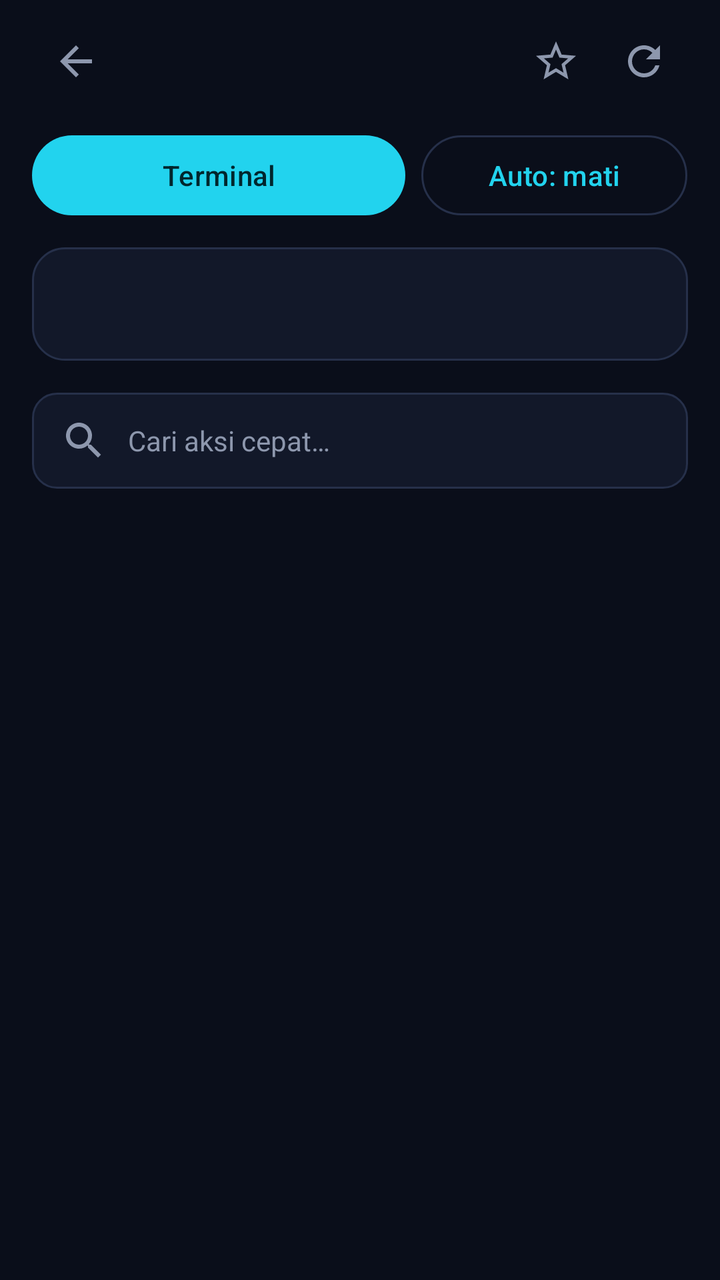
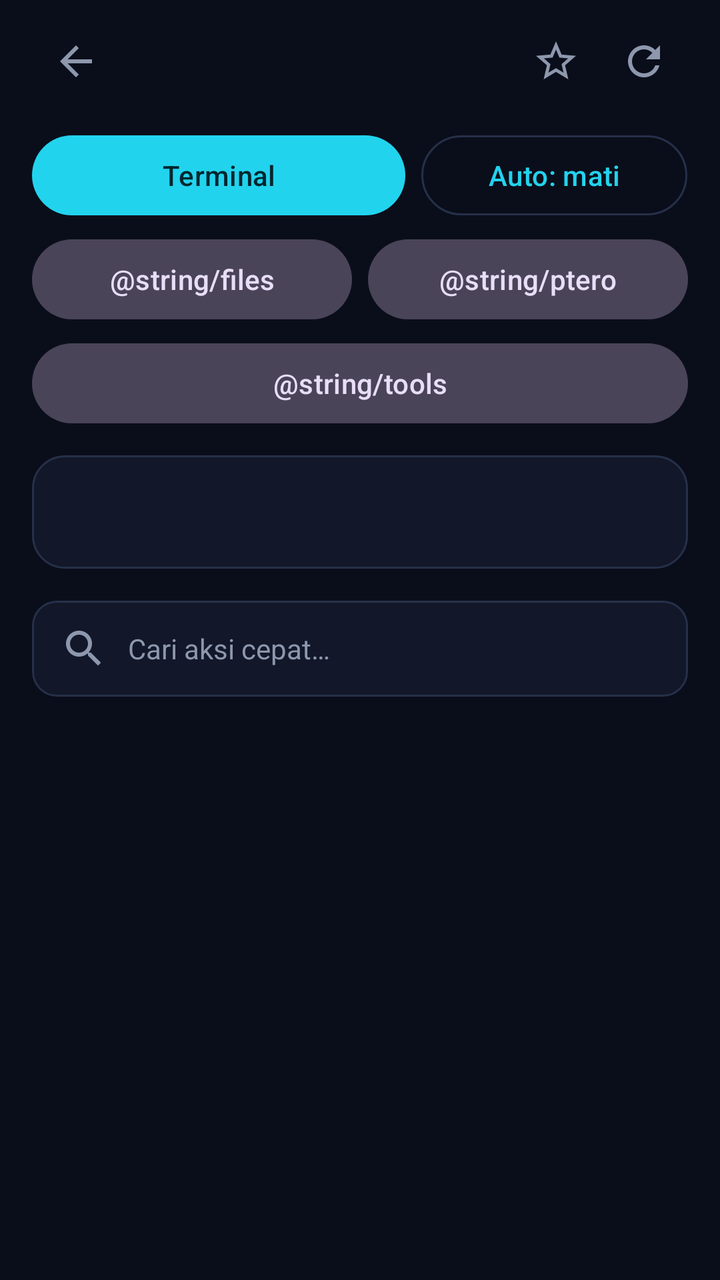

Before-and-after screenshots of an Android layout around one commit, followed by the original layout XML and the change that was made.
<!-- AndroidManifest.xml: application theme Theme.Zix.Splash -->
<!-- res/layout/activity_server.xml -->
<?xml version="1.0" encoding="utf-8"?>
<androidx.core.widget.NestedScrollView xmlns:android="http://schemas.android.com/apk/res/android"
    xmlns:app="http://schemas.android.com/apk/res-auto"
    android:layout_width="match_parent"
    android:layout_height="match_parent"
    android:background="?attr/zBg"
    android:fillViewport="true">

    <LinearLayout
        android:layout_width="match_parent"
        android:layout_height="wrap_content"
        android:orientation="vertical"
        android:paddingStart="16dp"
        android:paddingTop="8dp"
        android:paddingEnd="16dp"
        android:paddingBottom="24dp">

        <LinearLayout
            android:layout_width="match_parent"
            android:layout_height="wrap_content"
            android:gravity="center_vertical"
            android:orientation="horizontal">

            <ImageView
                android:id="@+id/btnBack"
                android:layout_width="44dp"
                android:layout_height="44dp"
                android:background="?attr/selectableItemBackgroundBorderless"
                android:contentDescription="@string/back"
                android:padding="10dp"
                android:src="@drawable/ic_back" />

            <LinearLayout
                android:layout_width="0dp"
                android:layout_height="wrap_content"
                android:layout_marginStart="4dp"
                android:layout_weight="1"
                android:orientation="vertical">

                <TextView
                    android:id="@+id/tvTitle"
                    android:layout_width="match_parent"
                    android:layout_height="wrap_content"
                    android:ellipsize="end"
                    android:maxLines="1"
                    android:textColor="?attr/zAccent"
                    android:textSize="22sp"
                    android:textStyle="bold" />

                <TextView
                    android:id="@+id/tvSub"
                    android:layout_width="match_parent"
                    android:layout_height="wrap_content"
                    android:fontFamily="monospace"
                    android:textColor="?attr/zTextDim"
                    android:textSize="12sp" />
            </LinearLayout>

            <ImageView
                android:id="@+id/btnFav"
                android:layout_width="44dp"
                android:layout_height="44dp"
                android:background="?attr/selectableItemBackgroundBorderless"
                android:contentDescription="@string/favorite"
                android:padding="10dp"
                android:src="@drawable/ic_star_outline" />

            <ImageView
                android:id="@+id/btnRefresh"
                android:layout_width="44dp"
                android:layout_height="44dp"
                android:background="?attr/selectableItemBackgroundBorderless"
                android:contentDescription="@string/refresh"
                android:padding="10dp"
                android:src="@drawable/ic_refresh" />
        </LinearLayout>

        <LinearLayout
            android:layout_width="match_parent"
            android:layout_height="wrap_content"
            android:layout_marginTop="10dp"
            android:orientation="horizontal">

            <com.google.android.material.button.MaterialButton
                android:id="@+id/btnTerminal"
                android:layout_width="0dp"
                android:layout_height="wrap_content"
                android:layout_weight="1.4"
                android:text="@string/terminal" />

            <com.google.android.material.button.MaterialButton
                android:id="@+id/btnAuto"
                style="@style/Widget.Material3.Button.OutlinedButton"
                android:layout_width="0dp"
                android:layout_height="wrap_content"
                android:layout_marginStart="8dp"
                android:layout_weight="1"
                android:text="@string/auto_off" />
        </LinearLayout>

        <TextView
            android:id="@+id/tvRootWarn"
            android:layout_width="match_parent"
            android:layout_height="wrap_content"
            android:layout_marginTop="12dp"
            android:background="@drawable/bg_warn"
            android:padding="12dp"
            android:text="@string/warn_not_root"
            android:textColor="?attr/zText"
            android:textSize="13sp"
            android:visibility="gone" />

        <LinearLayout
            android:id="@+id/cardStatus"
            android:layout_width="match_parent"
            android:layout_height="wrap_content"
            android:layout_marginTop="12dp"
            android:background="@drawable/bg_card"
            android:orientation="vertical"
            android:padding="14dp">

            <TextView
                android:id="@+id/tvConn"
                android:layout_width="match_parent"
                android:layout_height="wrap_content"
                android:textColor="?attr/zTextDim"
                android:textSize="13sp"
                android:textStyle="bold" />

            <com.google.android.material.progressindicator.LinearProgressIndicator
                android:id="@+id/loading"
                android:layout_width="match_parent"
                android:layout_height="wrap_content"
                android:layout_marginTop="8dp"
                android:indeterminate="true"
                android:visibility="invisible"
                app:indicatorColor="?attr/zAccent"
                app:trackColor="?attr/zSurface2"
                app:trackThickness="3dp" />
        </LinearLayout>

        <LinearLayout
            android:id="@+id/gaugeRow"
            android:layout_width="match_parent"
            android:layout_height="wrap_content"
            android:layout_marginTop="10dp"
            android:orientation="horizontal"
            android:visibility="gone">

            <include
                android:id="@+id/gCpu"
                layout="@layout/item_gauge"
                android:layout_width="0dp"
                android:layout_height="wrap_content"
                android:layout_marginEnd="4dp"
                android:layout_weight="1" />

            <include
                android:id="@+id/gRam"
                layout="@layout/item_gauge"
                android:layout_width="0dp"
                android:layout_height="wrap_content"
                android:layout_marginStart="4dp"
                android:layout_marginEnd="4dp"
                android:layout_weight="1" />

            <include
                android:id="@+id/gDisk"
                layout="@layout/item_gauge"
                android:layout_width="0dp"
                android:layout_height="wrap_content"
                android:layout_marginStart="4dp"
                android:layout_weight="1" />
        </LinearLayout>

        <LinearLayout
            android:id="@+id/cardInfo"
            android:layout_width="match_parent"
            android:layout_height="wrap_content"
            android:layout_marginTop="10dp"
            android:background="@drawable/bg_card"
            android:orientation="vertical"
            android:padding="14dp"
            android:visibility="gone">

            <TextView
                android:id="@+id/tvStatus"
                android:layout_width="match_parent"
                android:layout_height="wrap_content"
                android:fontFamily="monospace"
                android:textColor="?attr/zText"
                android:textIsSelectable="true"
                android:textSize="12sp" />

            <TextView
                android:id="@+id/tvServices"
                android:layout_width="match_parent"
                android:layout_height="wrap_content"
                android:layout_marginTop="10dp"
                android:lineSpacingMultiplier="1.2"
                android:textColor="?attr/zText"
                android:textSize="13sp" />
        </LinearLayout>

        <EditText
            android:id="@+id/etSearch"
            android:layout_width="match_parent"
            android:layout_height="48dp"
            android:layout_marginTop="16dp"
            android:background="@drawable/bg_input"
            android:drawableStart="@drawable/ic_search"
            android:drawablePadding="10dp"
            android:hint="@string/search_action"
            android:importantForAutofill="no"
            android:inputType="text|textNoSuggestions"
            android:maxLines="1"
            android:paddingStart="14dp"
            android:paddingEnd="14dp"
            android:singleLine="true"
            android:textColor="?attr/zText"
            android:textColorHint="?attr/zTextDim"
            android:textSize="14sp" />

        <androidx.recyclerview.widget.RecyclerView
            android:id="@+id/rvActions"
            android:layout_width="match_parent"
            android:layout_height="wrap_content"
            android:layout_marginTop="2dp"
            android:overScrollMode="never" />
    </LinearLayout>
</androidx.core.widget.NestedScrollView>
<!-- res/layout/item_gauge.xml (included above) -->
<?xml version="1.0" encoding="utf-8"?>
<LinearLayout xmlns:android="http://schemas.android.com/apk/res/android"
    xmlns:app="http://schemas.android.com/apk/res-auto"
    android:layout_width="match_parent"
    android:layout_height="wrap_content"
    android:background="@drawable/bg_gauge"
    android:orientation="vertical"
    android:padding="12dp">

    <TextView
        android:id="@+id/tvLabel"
        android:layout_width="wrap_content"
        android:layout_height="wrap_content"
        android:letterSpacing="0.08"
        android:textColor="?attr/zTextDim"
        android:textSize="11sp"
        android:textStyle="bold" />

    <TextView
        android:id="@+id/tvValue"
        android:layout_width="wrap_content"
        android:layout_height="wrap_content"
        android:layout_marginTop="4dp"
        android:text="--"
        android:textColor="?attr/zText"
        android:textSize="20sp"
        android:textStyle="bold" />

    <com.google.android.material.progressindicator.LinearProgressIndicator
        android:id="@+id/bar"
        android:layout_width="match_parent"
        android:layout_height="wrap_content"
        android:layout_marginTop="8dp"
        android:max="100"
        app:indicatorColor="?attr/zAccent"
        app:trackColor="?attr/zSurface2"
        app:trackCornerRadius="3dp"
        app:trackThickness="6dp" />
</LinearLayout>
<!-- resources referenced by this layout -->
<resources>
  <!-- drawable bg_card (drawable) -->
  <?xml version="1.0" encoding="utf-8"?>
  <shape xmlns:android="http://schemas.android.com/apk/res/android"
      android:shape="rectangle">
      <solid android:color="?attr/zSurface" />
      <stroke
          android:width="1dp"
          android:color="?attr/zStroke" />
      <corners android:radius="16dp" />
  </shape>
  <!-- drawable bg_gauge (drawable) -->
  <?xml version="1.0" encoding="utf-8"?>
  <shape xmlns:android="http://schemas.android.com/apk/res/android"
      android:shape="rectangle">
      <solid android:color="?attr/zSurface" />
      <stroke
          android:width="1dp"
          android:color="?attr/zStroke" />
      <corners android:radius="14dp" />
  </shape>
  <!-- drawable bg_input (drawable) -->
  <?xml version="1.0" encoding="utf-8"?>
  <shape xmlns:android="http://schemas.android.com/apk/res/android"
      android:shape="rectangle">
      <solid android:color="?attr/zSurface" />
      <stroke
          android:width="1dp"
          android:color="?attr/zStroke" />
      <corners android:radius="12dp" />
  </shape>
  <!-- drawable bg_warn (drawable) -->
  <?xml version="1.0" encoding="utf-8"?>
  <shape xmlns:android="http://schemas.android.com/apk/res/android"
      android:shape="rectangle">
      <solid android:color="?attr/zSurface2" />
      <stroke
          android:width="1dp"
          android:color="?attr/zWarn" />
      <corners android:radius="12dp" />
  </shape>
  <!-- drawable ic_back (drawable) -->
  <?xml version="1.0" encoding="utf-8"?>
  <vector xmlns:android="http://schemas.android.com/apk/res/android"
      android:width="24dp"
      android:height="24dp"
      android:tint="?attr/zTextDim"
      android:viewportWidth="24"
      android:viewportHeight="24">
      <path
          android:fillColor="#FFFFFFFF"
          android:pathData="M20,11H7.83l5.59,-5.59L12,4l-8,8 8,8 1.41,-1.41L7.83,13H20v-2z" />
  </vector>
  <!-- drawable ic_star_outline (drawable) -->
  <?xml version="1.0" encoding="utf-8"?>
  <vector xmlns:android="http://schemas.android.com/apk/res/android"
      android:width="24dp"
      android:height="24dp"
      android:tint="?attr/zTextDim"
      android:viewportWidth="24"
      android:viewportHeight="24">
      <path
          android:fillColor="#FFFFFFFF"
          android:pathData="M22,9.24l-7.19,-0.62L12,2 9.19,8.62 2,9.24l5.46,4.73L5.82,21 12,17.27 18.18,21l-1.63,-7.03L22,9.24zM12,15.4l-3.76,2.27 1,-4.28 -3.32,-2.88 4.38,-0.38L12,6.1l1.71,4.04 4.38,0.38 -3.32,2.88 1,4.28L12,15.4z" />
  </vector>
  <string name="auto_off">Auto: mati</string>
  <string name="back">Kembali</string>
  <string name="favorite">Favorit</string>
  <string name="refresh">Refresh</string>
  <string name="search_action">Cari aksi cepat…</string>
  <string name="terminal">Terminal</string>
  <string name="warn_not_root">Login bukan root. Aksi instalasi butuh hak root: gunakan user root, atau jalankan sudo -i di Terminal.</string>
  <style name="Theme.Zix.Splash" parent="Theme.Zix.Cyan">
          <item name="android:windowBackground">@color/splash_bg</item>
      </style>
  <color name="splash_bg">#0A0E1A</color>
  <style name="ZixWindowAnim" parent="@android:style/Animation.Activity">
          <item name="android:activityOpenEnterAnimation">@anim/open_enter</item>
          <item name="android:activityOpenExitAnimation">@anim/open_exit</item>
          <item name="android:activityCloseEnterAnimation">@anim/close_enter</item>
          <item name="android:activityCloseExitAnimation">@anim/close_exit</item>
      </style>
  <!-- unchanged entries left out for length: 4 -->
</resources>

<!-- the commit's change to res/layout/activity_server.xml (unified diff, before → after) -->
@@ -98,6 +98,38 @@
                 android:text="@string/auto_off" />
         </LinearLayout>
 
+        <LinearLayout
+            android:layout_width="match_parent"
+            android:layout_height="wrap_content"
+            android:layout_marginTop="4dp"
+            android:orientation="horizontal">
+
+            <com.google.android.material.button.MaterialButton
+                android:id="@+id/btnFiles"
+                style="@style/Widget.Material3.Button.TonalButton"
+                android:layout_width="0dp"
+                android:layout_height="wrap_content"
+                android:layout_weight="1"
+                android:text="@string/files" />
+
+            <com.google.android.material.button.MaterialButton
+                android:id="@+id/btnPtero"
+                style="@style/Widget.Material3.Button.TonalButton"
+                android:layout_width="0dp"
+                android:layout_height="wrap_content"
+                android:layout_marginStart="8dp"
+                android:layout_weight="1"
+                android:text="@string/ptero" />
+        </LinearLayout>
+
+        <com.google.android.material.button.MaterialButton
+            android:id="@+id/btnTools"
+            style="@style/Widget.Material3.Button.TonalButton"
+            android:layout_width="match_parent"
+            android:layout_height="wrap_content"
+            android:layout_marginTop="4dp"
+            android:text="@string/tools" />
+
         <TextView
             android:id="@+id/tvRootWarn"
             android:layout_width="match_parent"
@@ -171,6 +203,31 @@
                 android:layout_height="wrap_content"
                 android:layout_marginStart="4dp"
                 android:layout_weight="1" />
+        </LinearLayout>
+
+        <LinearLayout
+            android:id="@+id/cardChart"
+            android:layout_width="match_parent"
+            android:layout_height="wrap_content"
+            android:layout_marginTop="10dp"
+            android:background="@drawable/bg_card"
+            android:orientation="vertical"
+            android:padding="14dp"
+            android:visibility="gone">
+
+            <TextView
+                android:id="@+id/tvChartLegend"
+                android:layout_width="match_parent"
+                android:layout_height="wrap_content"
+                android:text="@string/chart_legend"
+                android:textColor="?attr/zTextDim"
+                android:textSize="11sp" />
+
+            <com.roziq.zixtheserver.SparkView
+                android:id="@+id/spark"
+                android:layout_width="match_parent"
+                android:layout_height="72dp"
+                android:layout_marginTop="8dp" />
         </LinearLayout>
 
         <LinearLayout
